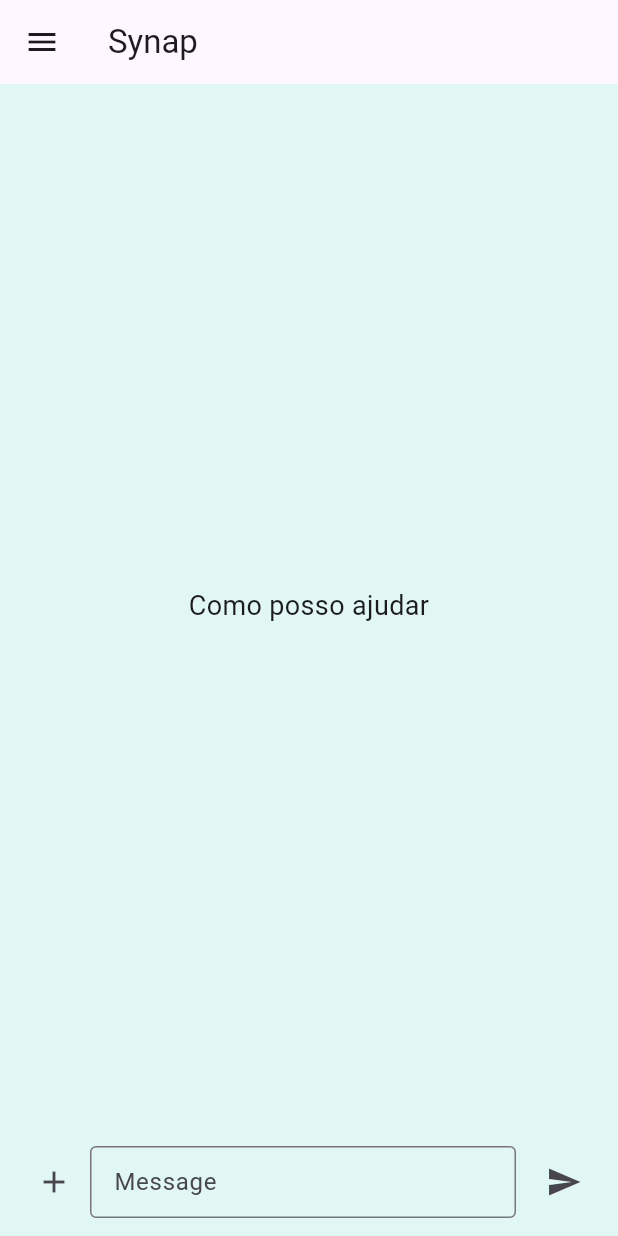
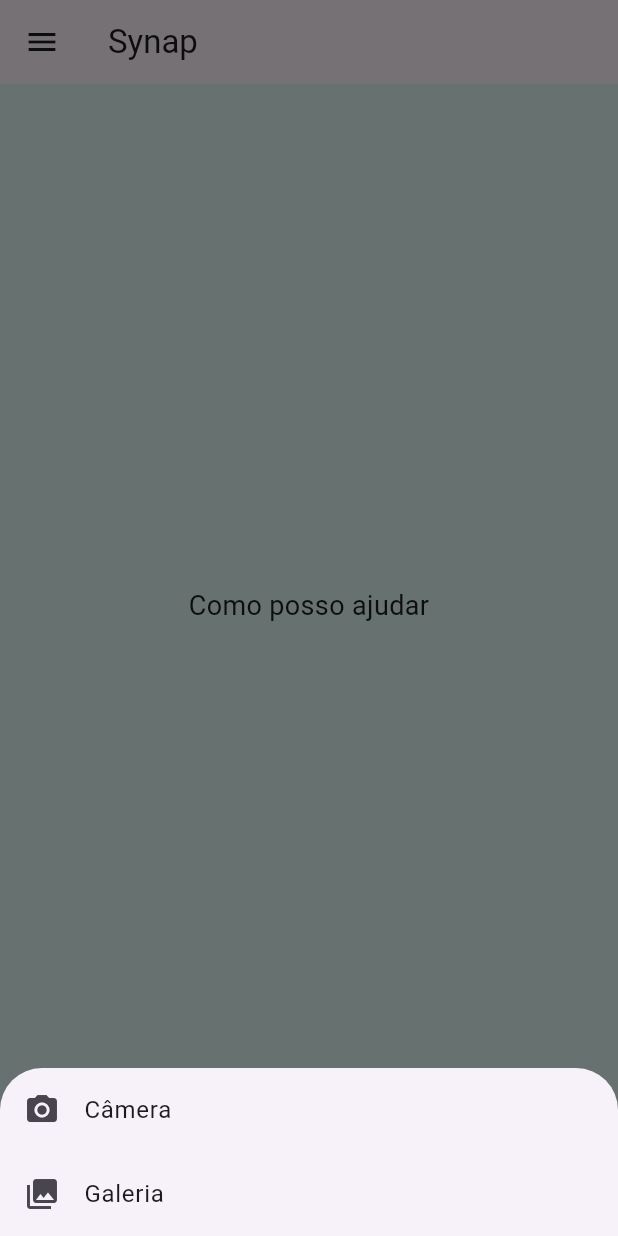
Before and after one commit to alissonKr/synap, a Flutter app: the screen it shows after launch, after a tap on the "add" icon, on a phone screen of 412 x 824 dp. Run offline on Flutter 3.47's test engine with Material 3 defaults, Android fonts, the light colour scheme and no system bars; our stand-ins replace drift, drift_flutter, flutter_riverpod, image_picker; accounts and stored records are empty; generated files the repository leaves out were written again.

Commit message:
add botao de foto

```diff
--- a/frontend/lib/presentation/screens/chat_screen.dart
+++ b/frontend/lib/presentation/screens/chat_screen.dart
@@ -1,13 +1,22 @@
+import 'dart:io';
 import 'dart:math';
 import 'package:flutter/material.dart';
+import 'package:image_picker/image_picker.dart';
 
 enum MessageRole { user, assistant }
 
 class ChatMessage {
-  ChatMessage({required this.text, required this.role});
+  ChatMessage({
+    required this.text,
+    required this.role,
+    this.hasImage = false,
+    this.imagePath,
+  });
 
   final String text;
   final MessageRole role;
+  final bool hasImage;
+  final String? imagePath;
 }
 
 class Conversation {
@@ -29,9 +38,11 @@ class _ChatScreenState extends State<ChatScreen> {
   final TextEditingController _messageController = TextEditingController();
   final ScrollController _scrollController = ScrollController();
   final List<Conversation> _conversations = [];
+  final ImagePicker _imagePicker = ImagePicker();
 
   int _selectedConversationIndex = -1;
   bool _isDraftActive = true;
+  XFile? _pendingImage;
   final List<String> _welcomeMessages = const [
     'No que você está pensando hoje?',
     'No que você está trabalhando?',
@@ -61,6 +72,7 @@ class _ChatScreenState extends State<ChatScreen> {
       _currentWelcomeMessage =
           _welcomeMessages[Random().nextInt(_welcomeMessages.length)];
       _messageController.clear();
+      _pendingImage = null;
     });
   }
 
@@ -129,20 +141,29 @@ class _ChatScreenState extends State<ChatScreen> {
       _conversations.clear();
       _selectedConversationIndex = -1;
       _isDraftActive = false;
+      _pendingImage = null;
     });
   }
 
   void _sendMessage() {
     final conversation = _selectedConversation;
     final text = _messageController.text.trim();
-    if (text.isEmpty) return;
+    final pendingImagePath = _pendingImage?.path;
+    final hasImage = pendingImagePath != null;
+
+    if (text.isEmpty && !hasImage) return;
 
     if (conversation == null) {
-      final title = _deriveTitle(text);
+      final title = _deriveTitle(text.isNotEmpty ? text : 'Imagem');
       final newConversation = Conversation(
         title,
         messages: [
-          ChatMessage(text: text, role: MessageRole.user),
+          ChatMessage(
+            text: text,
+            role: MessageRole.user,
+            hasImage: hasImage,
+            imagePath: pendingImagePath,
+          ),
         ],
       );
       setState(() {
@@ -150,12 +171,19 @@ class _ChatScreenState extends State<ChatScreen> {
         _selectedConversationIndex = _conversations.length - 1;
         _isDraftActive = false;
         _messageController.clear();
+        _pendingImage = null;
       });
     } else {
       setState(() {
         conversation.messages.add(
-          ChatMessage(text: text, role: MessageRole.user),
+          ChatMessage(
+            text: text,
+            role: MessageRole.user,
+            hasImage: hasImage,
+            imagePath: pendingImagePath,
+          ),
         );
+        _pendingImage = null;
       });
       _messageController.clear();
     }
@@ -169,6 +197,48 @@ class _ChatScreenState extends State<ChatScreen> {
         );
       }
     });
+  }
+
+  Future<void> _pickImage(ImageSource source) async {
+    final image = await _imagePicker.pickImage(source: source);
+    if (image != null) {
+      setState(() {
+        _pendingImage = image;
+        if (_selectedConversation == null) {
+          _isDraftActive = true;
+        }
+      });
+    }
+  }
+
+  void _showImageSourceSheet() {
+    showModalBottomSheet<void>(
+      context: context,
+      builder: (context) {
+        return SafeArea(
+          child: Wrap(
+            children: [
+              ListTile(
+                leading: const Icon(Icons.photo_camera),
+                title: const Text('Câmera'),
+                onTap: () {
+                  Navigator.of(context).pop();
+                  _pickImage(ImageSource.camera);
+                },
+              ),
+              ListTile(
+                leading: const Icon(Icons.photo_library),
+                title: const Text('Galeria'),
+                onTap: () {
+                  Navigator.of(context).pop();
+                  _pickImage(ImageSource.gallery);
+                },
+              ),
+            ],
+          ),
+        );
+      },
+    );
   }
 
   String _deriveTitle(String message) {
@@ -270,6 +340,8 @@ class _ChatScreenState extends State<ChatScreen> {
       itemBuilder: (context, index) {
         final message = messages[index];
         final isUser = message.role == MessageRole.user;
+        final hasText = message.text.isNotEmpty;
+        final hasImage = message.hasImage && message.imagePath != null;
         final alignment = isUser
             ? MainAxisAlignment.end
             : MainAxisAlignment.start;
@@ -277,6 +349,8 @@ class _ChatScreenState extends State<ChatScreen> {
             ? Colors.blue.shade100.withOpacity(0.8)
             : Colors.grey.shade200;
         final maxWidth = MediaQuery.of(context).size.width * 0.75;
+        final imageMaxWidth = MediaQuery.of(context).size.width * 0.7;
+        final constrainedImageWidth = min(maxWidth, imageMaxWidth);
 
         return Padding(
           padding: const EdgeInsets.symmetric(vertical: 8),
@@ -289,7 +363,26 @@ class _ChatScreenState extends State<ChatScreen> {
                     isUser ? Alignment.centerRight : Alignment.centerLeft,
                 child: ConstrainedBox(
                   constraints: BoxConstraints(maxWidth: maxWidth),
-                  child: DecoratedBox(
+                  child: Column(
+                    crossAxisAlignment: isUser
+                        ? CrossAxisAlignment.end
+                        : CrossAxisAlignment.start,
+                    children: [
+                      if (hasImage)
+                        Padding(
+                          padding:
+                              EdgeInsets.only(bottom: hasText ? 8 : 0),
+                          child: ClipRRect(
+                            borderRadius: BorderRadius.circular(12),
+                            child: Image.file(
+                              File(message.imagePath!),
+                              width: constrainedImageWidth,
+                              fit: BoxFit.cover,
+                            ),
+                          ),
+                        ),
+                      if (hasText)
+                        DecoratedBox(
                           decoration: BoxDecoration(
                             color: bubbleColor,
                             borderRadius: BorderRadius.circular(12),
@@ -301,6 +394,8 @@ class _ChatScreenState extends State<ChatScreen> {
                               style: const TextStyle(color: Colors.black87),
                             ),
                           ),
+                        ),
+                    ],
                   ),
                 ),
               ),
@@ -317,10 +412,63 @@ class _ChatScreenState extends State<ChatScreen> {
     return SafeArea(
       child: Padding(
         padding: const EdgeInsets.all(12),
+        child: Column(
+          mainAxisSize: MainAxisSize.min,
+          crossAxisAlignment: CrossAxisAlignment.start,
+          children: [
+            if (_pendingImage != null)
+              Padding(
+                padding: const EdgeInsets.only(bottom: 8),
                 child: Row(
+                  mainAxisSize: MainAxisSize.min,
+                  children: [
+                    Stack(
+                      clipBehavior: Clip.none,
+                      children: [
+                        ClipRRect(
+                          borderRadius: BorderRadius.circular(8),
+                          child: Image.file(
+                            File(_pendingImage!.path),
+                            width: 100,
+                            height: 100,
+                            fit: BoxFit.cover,
+                          ),
+                        ),
+                        Positioned(
+                          top: -10,
+                          right: -10,
+                          child: IconButton(
+                            visualDensity: VisualDensity.compact,
+                            iconSize: 20,
+                            onPressed: () {
+                              setState(() {
+                                _pendingImage = null;
+                              });
+                            },
+                            icon: Container(
+                              decoration: BoxDecoration(
+                                color: Colors.black54,
+                                borderRadius: BorderRadius.circular(12),
+                              ),
+                              padding: const EdgeInsets.all(4),
+                              child: const Icon(
+                                Icons.close,
+                                color: Colors.white,
+                                size: 14,
+                              ),
+                            ),
+                          ),
+                        ),
+                      ],
+                    ),
+                  ],
+                ),
+              ),
+            Row(
               children: [
                 IconButton(
-              onPressed: hasConversationOrDraft ? () {} : null,
+                  onPressed:
+                      hasConversationOrDraft ? _showImageSourceSheet : null,
                   icon: const Icon(Icons.add),
                 ),
                 Expanded(
@@ -339,6 +487,8 @@ class _ChatScreenState extends State<ChatScreen> {
                 IconButton(
                   onPressed: hasConversationOrDraft ? _sendMessage : null,
                   icon: const Icon(Icons.send),
+                ),
+              ],
             ),
           ],
         ),
--- a/frontend/pubspec.yaml
+++ b/frontend/pubspec.yaml
@@ -43,6 +43,7 @@ dependencies:
   cupertino_icons: ^1.0.8
 
 dev_dependencies:
+  image_picker: ^1.1.2
   drift_dev: ^2.18.0
   build_runner: ^2.4.11
 
```
Also changed, not shown: frontend/pubspec.lock. Lines whose indentation alone changed are shown as unchanged.
